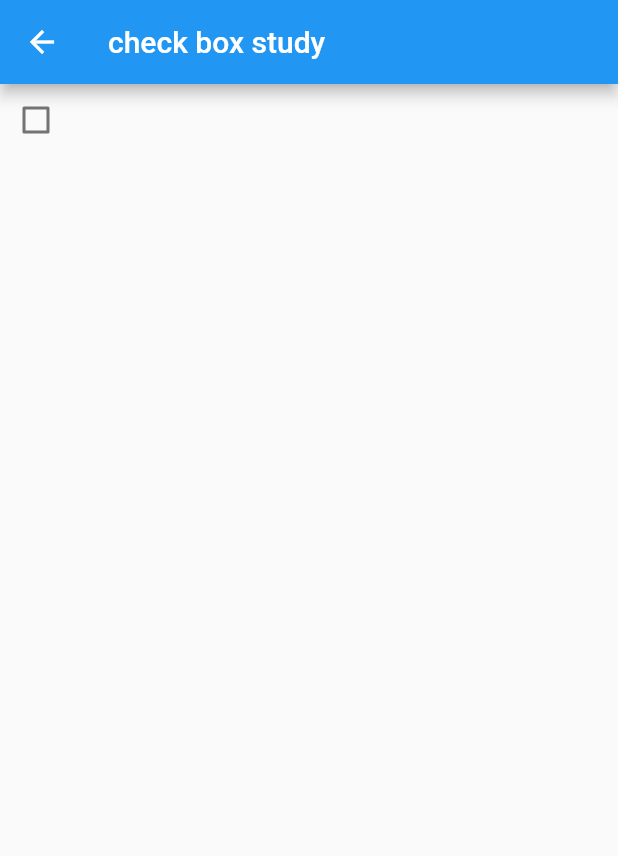
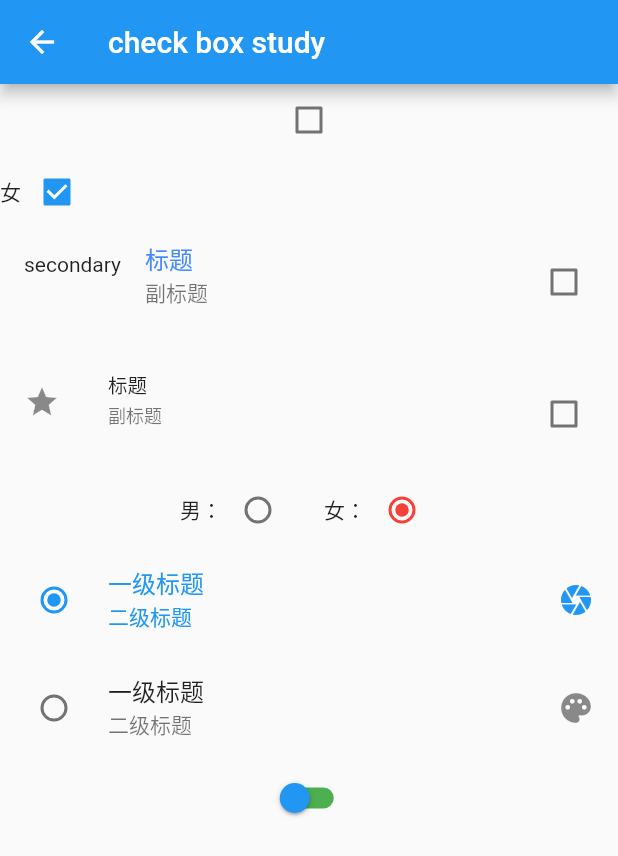
Before and after one commit to Rex-Man/flutterStudy, a Flutter app: the CheckBoxStudy screen opened directly, on a phone screen of 412 x 824 dp. Shown: the top 856 px of the screen. Run offline on Flutter 3.47's test engine with Material 2 defaults, Android fonts, the phone set to English and light mode, and no system bars; our stand-ins replace fluttertoast.

Commit message:
radio and check

```diff
--- a/lib/FormControlerStudy/checkbox_study.dart
+++ b/lib/FormControlerStudy/checkbox_study.dart
@@ -1,31 +1,61 @@
 import 'package:flutter/material.dart';
 import 'package:fluttertoast/fluttertoast.dart';
 
-class CheckBoxStudy extends StatefulWidget{
+//radio 和 check 的属性基本相同
+
+class CheckBoxStudy extends StatefulWidget {
   @override
   State<StatefulWidget> createState() => _CheckBoxStudyState();
-
 }
 
-class _CheckBoxStudyState extends State<CheckBoxStudy>{
-  bool isCheck=false;
+class _CheckBoxStudyState extends State<CheckBoxStudy> {
+  bool isCheck = false;
+  bool ischeckboxListTile=false;
+  bool _isFemale = true;
+  bool _checkboxListChecked;
+  int radioGroupValue = 2;
+  int radioListGroupValue = 1;
+  bool _isSwitch=false;
+
+  //FocusNode
+  FocusNode _focusNode = new FocusNode();
+
+  @override
+  void initState() {
+    super.initState();
+    _checkboxListChecked = false;
+    _focusNode.addListener(_focusNodeListener);
+  }
+
+  Future<Null> _focusNodeListener() async {
+    if (_focusNode.hasFocus) {
+      print('获取焦点');
+    } else {
+      print('失去焦点');
+    }
+  }
+
+  //FocusNode
   @override
   Widget build(BuildContext context) {
-     return  Scaffold(
+    return Scaffold(
         appBar: AppBar(
           title: Text("check box study"),
         ),
-             body: Column(
-                children: [
+        body: Column(children: [
           Checkbox(
               value: isCheck,
+              autofocus: true,
+              focusNode: _focusNode,
               focusColor: Colors.yellow,
-                        checkColor: Colors.black,             // 勾选中图标的颜色，对号以及null 对应的符号的颜色
-                        activeColor:Colors.purple,            // 勾选中框的颜色
-                        tristate:true,                        //如果为 true，那么复选框的值可以是 true，false 或 null
-                        onChanged: (value){
+              checkColor: Colors.black, // 勾选中图标的颜色，对号以及null 对应的符号的颜色
+              activeColor: Colors.purple, // 勾选中框的颜色
+              tristate: true, //如果为 true，那么复选框的值可以是 true，false 或 null
+              materialTapTargetSize:
+                  MaterialTapTargetSize.padded, //配置tap目标的最小大小
+              onChanged: (value) {
                 setState(() {
-                            isCheck=value;
+                  isCheck = value;
                   Fluttertoast.showToast(
                       msg: "checkbox 的 值：$value",
                       toastLength: Toast.LENGTH_SHORT,
@@ -33,13 +63,137 @@ class _CheckBoxStudyState extends State<CheckBoxStudy>{
                       timeInSecForIosWeb: 1,
                       backgroundColor: Colors.lightBlue,
                       textColor: Colors.white,
-                              fontSize: 16.0
-                            );
+                      fontSize: 16.0);
                 });
-                        }
-                       )
+              }),
+          SizedBox(
+            width: 20,
+          ),
+          Row(children: <Widget>[
+            Text("女"),
+            Checkbox(
+              value: _isFemale,
+              onChanged: (isFemale) {
+                setState(() {
+                  _isFemale = isFemale;
+                });
+              },
+            ),
+          ]),
+          SizedBox(
+            width: 20,
+          ),
+          CheckboxListTile(
+            //有标题的Checkbox
+            value: _checkboxListChecked,
+            onChanged: (isCheck) {
+              Fluttertoast.showToast(msg: "选的$isCheck");
+              setState(() {
+                _checkboxListChecked = isCheck;
+              });
+            },
+            title: Text(
+              "标题",
+              style: TextStyle(color: Colors.blueAccent),
+            ),
+            subtitle: Text("副标题"),
+            isThreeLine: true, //这个属性是是否站用三行。算标题和副标题 为true 的时候一定要有subtitle。
+            secondary: Text("secondary"),
+            selected: this._checkboxListChecked, //选中了标题高亮
+            dense: false,
+          ),
+          CheckboxListTile(
+            //有标题的Checkbox
+            value: ischeckboxListTile,
+            onChanged: (isCheck) {
+              Fluttertoast.showToast(msg: "选的$isCheck");
+              setState(() {
+                ischeckboxListTile = isCheck;
+              });
+            },
+            activeColor: Colors.red,
+            title: Text(
+              "标题",
+            ),
+            subtitle: Text("副标题"),
+            isThreeLine: true, //这个属性是是否站用三行。算标题和副标题 为true 的时候一定要有subtitle。
+            secondary: Icon(Icons.grade), //第二标题
+            dense: true, //标题和副标题的紧凑是否一致。 true 紧凑一些，字体小一些，false 字体大一点。
+            controlAffinity:
+                ListTileControlAffinity.trailing, //这个属性是是设置check box的位置，
+          ),
+          SizedBox(
+            width: 20,
+          ),
+          Row(
+            mainAxisAlignment: MainAxisAlignment.center,
+            children: <Widget>[
+              Text("男："),
+              Radio(
+                value: 1,
+                focusNode: _focusNode,
+                groupValue: this.radioGroupValue,
+                onChanged: (value) {
+                  setState(() {
+                    Fluttertoast.showToast(msg: "选的$value");
+                    this.radioGroupValue = value;
+                  });
+                },
+              ),
+              SizedBox(width: 20),
+              Text("女："),
+              Radio(
+                value: 2,
+                activeColor: Colors.red,
+                groupValue: this.radioGroupValue,
+                onChanged: (value) {
+                  setState(() {
+                    Fluttertoast.showToast(msg: "选的$value");
+                    this.radioGroupValue = value;
+                  });
+                },
+              ),
             ],
           ),
-     );
+          RadioListTile(
+            value: 1,
+            onChanged: (value) {
+              setState(() {
+                this.radioListGroupValue = value;
+              });
+            },
+            groupValue: this.radioListGroupValue,
+            title: Text("一级标题"),
+            subtitle: Text("二级标题"),
+            secondary: Icon(Icons.camera),
+            selected: this.radioListGroupValue == 1,
+          ),
+          RadioListTile(
+            value: 2,
+            onChanged: (value) {
+              setState(() {
+                this.radioListGroupValue = value;
+              });
+            },
+            groupValue: this.radioListGroupValue,
+            title: Text("一级标题"),
+            subtitle: Text("二级标题"),
+            secondary: Icon(Icons.palette),
+            selected: this.radioListGroupValue == 2,
+          ),
+          Switch(
+            value: this._isSwitch,
+            onChanged:(switchValue){
+               Fluttertoast.showToast(msg: "选的$switchValue");
+                setState(() {
+                  _isSwitch=switchValue;
+                });
+            },
+            activeColor:Colors.red,   //当 value 是 true 时按钮的背景颜色。也就是开的状态时的颜色
+            activeTrackColor:Colors.orange, // 当 value 是 true 时 滑块的颜色
+            inactiveThumbColor:Colors.blue, // 当 value 是 false 时 滑块的颜色。也就是开的状态时的颜色
+            inactiveTrackColor:Colors.green //当 value 是 false 时 滑道的颜色
+          )
+        ]));
   }
 }
--- a/lib/main.dart
+++ b/lib/main.dart
@@ -111,7 +111,7 @@ class MyHomePage extends StatelessWidget{
   // 数据源
   List<String> titleItems = <String>[
     'Tab Study','Route Study','App Bar Study','Tab Controler Study','Drawer Study','Button Study','FloatingActionButton Study','Form Controller Study',
-    'Check Box Study'
+    'Check Radio Study'
 
   ];
 
@@ -121,5 +121,5 @@ class MyHomePage extends StatelessWidget{
 
   List<String> subTitleItems = <String>[
     'subTitle: tab study','subTitile: route study','subTitle:app bar study','subTitle:tab Controler study','subTitle: drawer study','subTitile:button study','subTitle:floating action study','subTitle:Form Controller Study',
-    'subTitle: check box study'
+    'subTitle: check radio study'
   ];
```
Also changed, not shown: pubspec.lock. Lines whose indentation alone changed are shown as unchanged.
